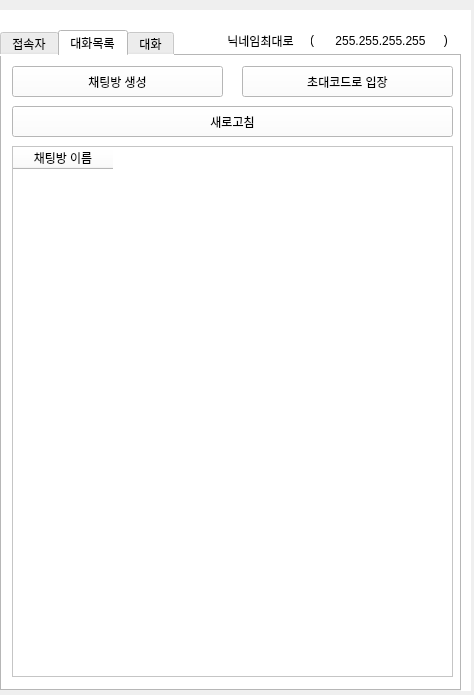
zze3312/project6, file main.ui: the form before one commit.
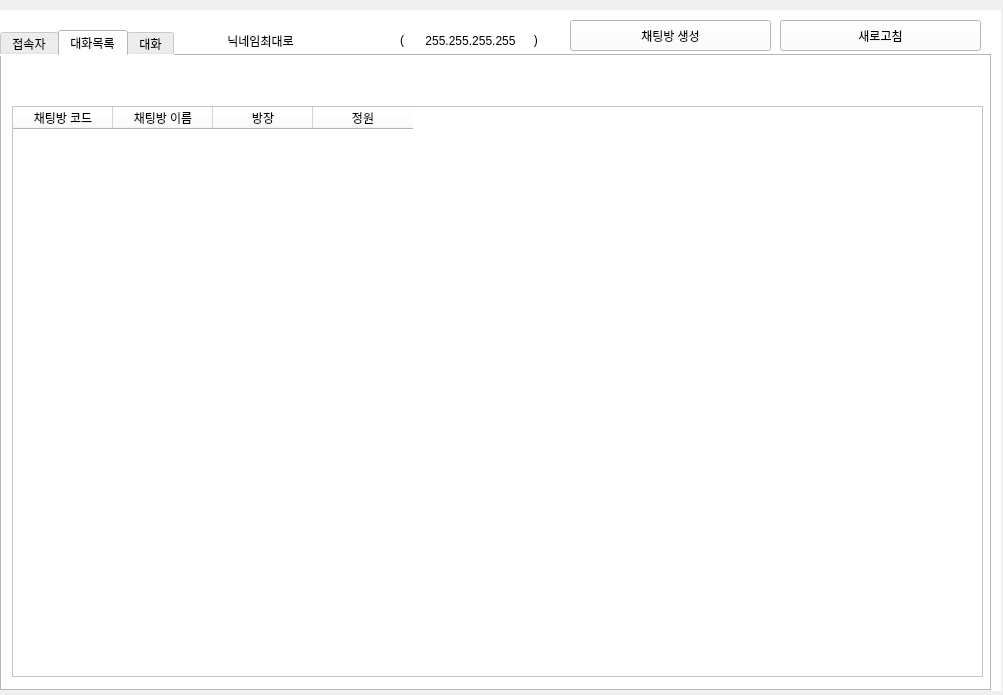
The form after the commit. The open tabs and pages were chosen to show the change.

The edit to the form file:
```diff
--- a/main.ui
+++ b/main.ui
@@ -6,7 +6,7 @@
    <rect>
     <x>0</x>
     <y>0</y>
-    <width>474</width>
+    <width>1003</width>
     <height>695</height>
    </rect>
   </property>
@@ -18,7 +18,7 @@
     <rect>
      <x>0</x>
      <y>10</y>
-     <width>471</width>
+     <width>1001</width>
      <height>681</height>
     </rect>
    </property>
@@ -81,7 +81,7 @@
       <rect>
        <x>0</x>
        <y>20</y>
-       <width>461</width>
+       <width>991</width>
        <height>661</height>
       </rect>
      </property>
@@ -134,62 +134,38 @@
       <attribute name="title">
        <string>대화목록</string>
       </attribute>
-      <widget class="QPushButton" name="createChatBtn">
-       <property name="geometry">
-        <rect>
-         <x>10</x>
-         <y>10</y>
-         <width>211</width>
-         <height>31</height>
-        </rect>
-       </property>
-       <property name="text">
-        <string>채팅방 생성</string>
-       </property>
-      </widget>
-      <widget class="QPushButton" name="connectChatBtn">
-       <property name="geometry">
-        <rect>
-         <x>240</x>
-         <y>10</y>
-         <width>211</width>
-         <height>31</height>
-        </rect>
-       </property>
-       <property name="text">
-        <string>초대코드로 입장</string>
-       </property>
-      </widget>
-      <widget class="QPushButton" name="reloadChatList">
-       <property name="geometry">
-        <rect>
-         <x>10</x>
-         <y>50</y>
-         <width>441</width>
-         <height>31</height>
-        </rect>
-       </property>
-       <property name="text">
-        <string>새로고침</string>
-       </property>
-      </widget>
       <widget class="QTableWidget" name="chatList">
        <property name="geometry">
         <rect>
          <x>10</x>
-         <y>90</y>
-         <width>441</width>
-         <height>531</height>
+         <y>50</y>
+         <width>971</width>
+         <height>571</height>
         </rect>
        </property>
        <property name="editTriggers">
         <set>QAbstractItemView::NoEditTriggers</set>
        </property>
+       <column>
+        <property name="text">
+         <string>채팅방 코드</string>
+        </property>
+       </column>
        <column>
         <property name="text">
          <string>채팅방 이름</string>
         </property>
        </column>
+       <column>
+        <property name="text">
+         <string>방장</string>
+        </property>
+       </column>
+       <column>
+        <property name="text">
+         <string>정원</string>
+        </property>
+       </column>
       </widget>
      </widget>
      <widget class="QWidget" name="tab_3">
@@ -279,7 +255,7 @@
     <widget class="QLabel" name="userInfotxt_ip">
      <property name="geometry">
       <rect>
-       <x>320</x>
+       <x>410</x>
        <y>20</y>
        <width>121</width>
        <height>21</height>
@@ -298,7 +274,7 @@
     <widget class="QLabel" name="label">
      <property name="geometry">
       <rect>
-       <x>310</x>
+       <x>400</x>
        <y>20</y>
        <width>151</width>
        <height>19</height>
@@ -308,6 +284,32 @@
       <string>(                                       )</string>
      </property>
     </widget>
+    <widget class="QPushButton" name="createChatBtn">
+     <property name="geometry">
+      <rect>
+       <x>570</x>
+       <y>10</y>
+       <width>201</width>
+       <height>31</height>
+      </rect>
+     </property>
+     <property name="text">
+      <string>채팅방 생성</string>
+     </property>
+    </widget>
+    <widget class="QPushButton" name="reloadChatList">
+     <property name="geometry">
+      <rect>
+       <x>780</x>
+       <y>10</y>
+       <width>201</width>
+       <height>31</height>
+      </rect>
+     </property>
+     <property name="text">
+      <string>새로고침</string>
+     </property>
+    </widget>
     <zorder>label</zorder>
     <zorder>tabWidget</zorder>
     <zorder>userInfotxt_nick</zorder>
```
Left out of the diff: 28 changed lines with no effect on the pictures.
